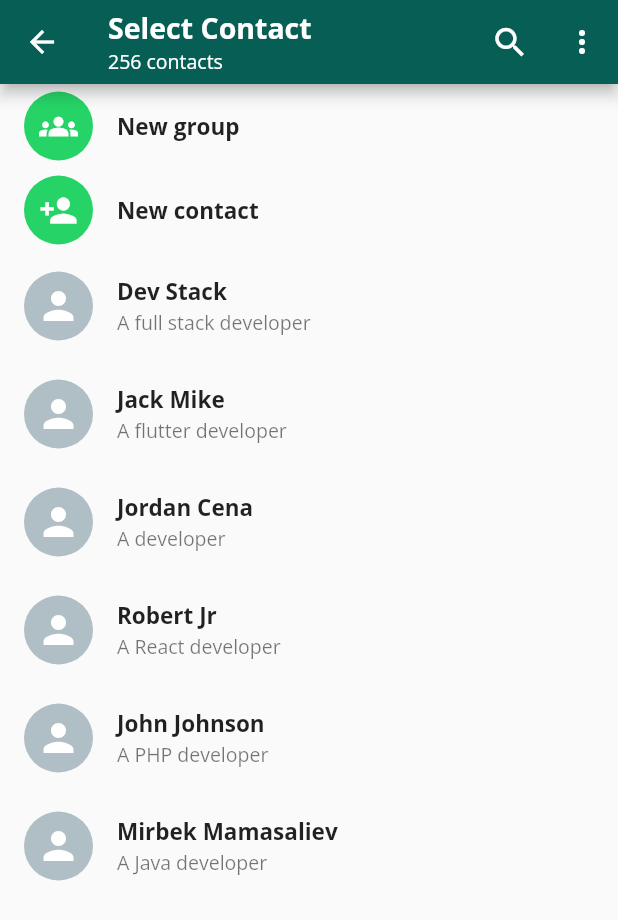
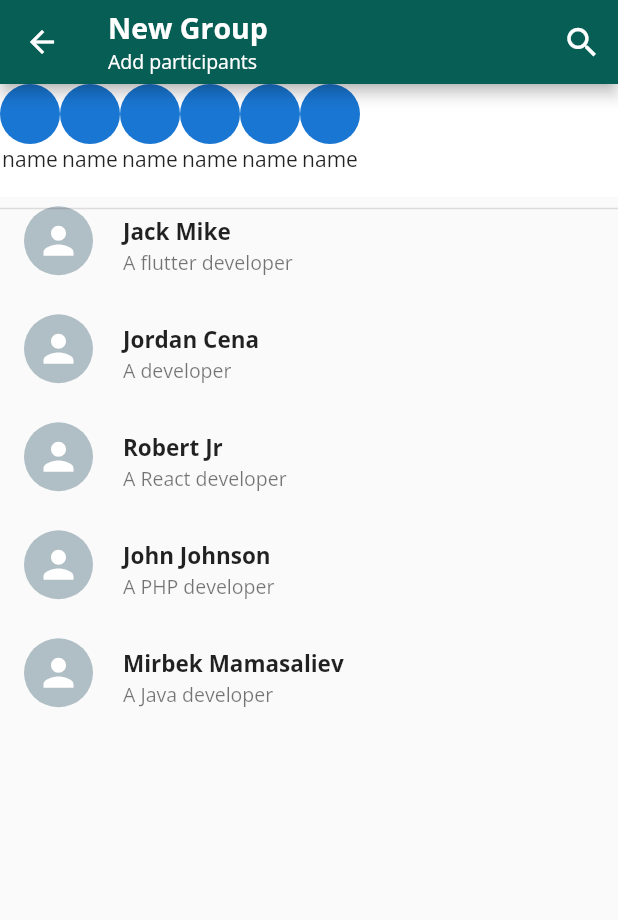
Before and after one commit to ilyasso/Flutter_lessons, a Flutter app: the CreateGroup screen opened directly, on a phone screen of 412 x 824 dp. Shown: the top 920 px of the screen. Run offline on Flutter 3.47's test engine with Material 2 defaults, Android fonts, the phone set to English and light mode, and no system bars; our stand-ins replace audioplayers, flutter_spinkit, font_awesome_flutter, geolocator, get, rflutter_alert and 2 more.

Commit message:
#13 6:31

```diff
--- /dev/null
+++ b/lib/lesson_10/CustomUI/AvtarCard.dart
@@ -0,0 +1,16 @@
+import 'package:flutter/cupertino.dart';
+import 'package:flutter/material.dart';
+
+class AvtarCard extends StatelessWidget {
+  const AvtarCard({Key key}) : super(key: key);
+
+  @override
+  Widget build(BuildContext context) {
+    return Column(
+      children: [
+        CircleAvatar(),
+        Text('name'),
+      ],
+    );
+  }
+}
--- a/lib/lesson_10/CustomUI/ButtonCard.dart
+++ b/lib/lesson_10/CustomUI/ButtonCard.dart
@@ -9,9 +9,7 @@ class ButtonCard extends StatelessWidget {
 
   @override
   Widget build(BuildContext context) {
-    return InkWell(
-      onTap: () {},
-      child: ListTile(
+    return ListTile(
       leading: CircleAvatar(
         radius: 23,
         child: Icon(
@@ -28,7 +26,6 @@ class ButtonCard extends StatelessWidget {
           fontWeight: FontWeight.bold,
         ),
       ),
-      ),
     );
   }
 }
--- a/lib/lesson_10/CustomUI/ContactCard.dart
+++ b/lib/lesson_10/CustomUI/ContactCard.dart
@@ -8,10 +8,13 @@ class ContactCard extends StatelessWidget {
 
   @override
   Widget build(BuildContext context) {
-    return InkWell(
-      onTap: () {},
-      child: ListTile(
-        leading: CircleAvatar(
+    return ListTile(
+      leading: Container(
+        height: 53,
+        width: 50,
+        child: Stack(
+          children: [
+            CircleAvatar(
               radius: 23,
               child: WebsafeSvg.asset(
                 'assets/icons/person.svg',
@@ -20,6 +23,24 @@ class ContactCard extends StatelessWidget {
                 width: 30,
               ),
               backgroundColor: Colors.blueGrey[200],
+            ),
+            contact.select
+                ? Positioned(
+                    bottom: 4,
+                    right: 5,
+                    child: CircleAvatar(
+                      backgroundColor: Colors.teal,
+                      radius: 11,
+                      child: Icon(
+                        Icons.check,
+                        color: Colors.white,
+                        size: 18,
+                      ),
+                    ),
+                  )
+                : Container(),
+          ],
+        ),
       ),
       title: Text(
         contact.name,
@@ -32,7 +53,6 @@ class ContactCard extends StatelessWidget {
         contact.status,
         style: TextStyle(fontSize: 13),
       ),
-      ),
     );
   }
 }
--- a/lib/lesson_10/Screens/CreateGroup.dart
+++ b/lib/lesson_10/Screens/CreateGroup.dart
@@ -1,4 +1,5 @@
 import 'package:flutter/material.dart';
+import 'package:general/lesson_10/CustomUI/AvtarCard.dart';
 import 'package:general/lesson_10/CustomUI/ButtonCard.dart';
 import 'package:general/lesson_10/CustomUI/ContactCard.dart';
 
@@ -12,8 +13,6 @@ class CreateGroup extends StatefulWidget {
 }
 
 class _CreateGroupState extends State<CreateGroup> {
-  @override
-  Widget build(BuildContext context) {
   List<ChatModel> contacts = [
     ChatModel(
       name: "Dev Stack",
@@ -40,7 +39,9 @@ class _CreateGroupState extends State<CreateGroup> {
       status: "A Java developer",
     ),
   ];
-
+  List<ChatModel> groups = [];
+  @override
+  Widget build(BuildContext context) {
     return Scaffold(
       appBar: AppBar(
         title: Column(
@@ -48,14 +49,14 @@ class _CreateGroupState extends State<CreateGroup> {
           crossAxisAlignment: CrossAxisAlignment.start,
           children: [
             Text(
-                'Select Contact',
+              'New Group',
               style: TextStyle(
                 fontSize: 19,
                 fontWeight: FontWeight.bold,
               ),
             ),
             Text(
-                '256 contacts',
+              'Add participants',
               style: TextStyle(
                 fontSize: 13,
               ),
@@ -70,47 +71,50 @@ class _CreateGroupState extends State<CreateGroup> {
               size: 26,
             ),
           ),
-            PopupMenuButton<String>(onSelected: (value) {
-              print(value);
-            }, itemBuilder: (BuildContext context) {
-              return [
-                PopupMenuItem(
-                  child: Text('Invite a Friend'),
-                  value: "Invite a Friend",
-                ),
-                PopupMenuItem(
-                  child: Text('Contacts'),
-                  value: "Contacts",
-                ),
-                PopupMenuItem(
-                  child: Text('Refresh'),
-                  value: "Refresh",
-                ),
-                PopupMenuItem(
-                  child: Text('Help'),
-                  value: "Help",
-                ),
-              ];
-            }),
         ],
       ),
-        body: ListView.builder(
-            itemCount: contacts.length + 2,
+      body: Stack(
+        children: [
+          ListView.builder(
+              itemCount: contacts.length,
               itemBuilder: (context, index) {
-              if (index == 0) {
-                return ButtonCard(
-                  icon: Icons.groups,
-                  name: "New group",
+                return InkWell(
+                  onTap: () {
+                    if (contacts[index].select == false) {
+                      setState(() {
+                        contacts[index].select = true;
+                        groups.add(contacts[index]);
+                      });
+                    } else {
+                      setState(() {
+                        contacts[index].select = false;
+                        groups.remove(contacts[index]);
+                      });
+                    }
+                  },
+                  child: ContactCard(
+                    contact: contacts[index],
+                  ),
                 );
-              } else if (index == 1) {
-                return ButtonCard(
-                  icon: Icons.person_add,
-                  name: "New contact",
+              }),
+          Column(
+            children: [
+              Container(
+                height: 75,
+                color: Colors.white,
+                child: ListView.builder(
+                  scrollDirection: Axis.horizontal,
+                  itemCount: contacts.length,
+                  itemBuilder: (context, index) => AvtarCard(),
+                ),
+              ),
+              Divider(
+                thickness: 1,
+              )
+            ],
+          )
+        ],
+      ),
     );
   }
-              return ContactCard(
-                contact: contacts[index - 2],
-              );
-            }));
 }
-}
--- a/lib/lesson_10/model/ChatModel.dart
+++ b/lib/lesson_10/model/ChatModel.dart
@@ -5,11 +5,13 @@ class ChatModel {
   String time;
   String currentMessage;
   String status;
+  bool select = false;
   ChatModel(
       {this.name,
       this.icon,
       this.isGroup,
       this.currentMessage,
       this.time,
-      this.status});
+      this.status,
+      this.select = false});
 }
```
Also changed, not shown: lib/lesson_10/Screens/SelectContact.dart (+10 -3 lines). Lines whose indentation alone changed are shown as unchanged.
